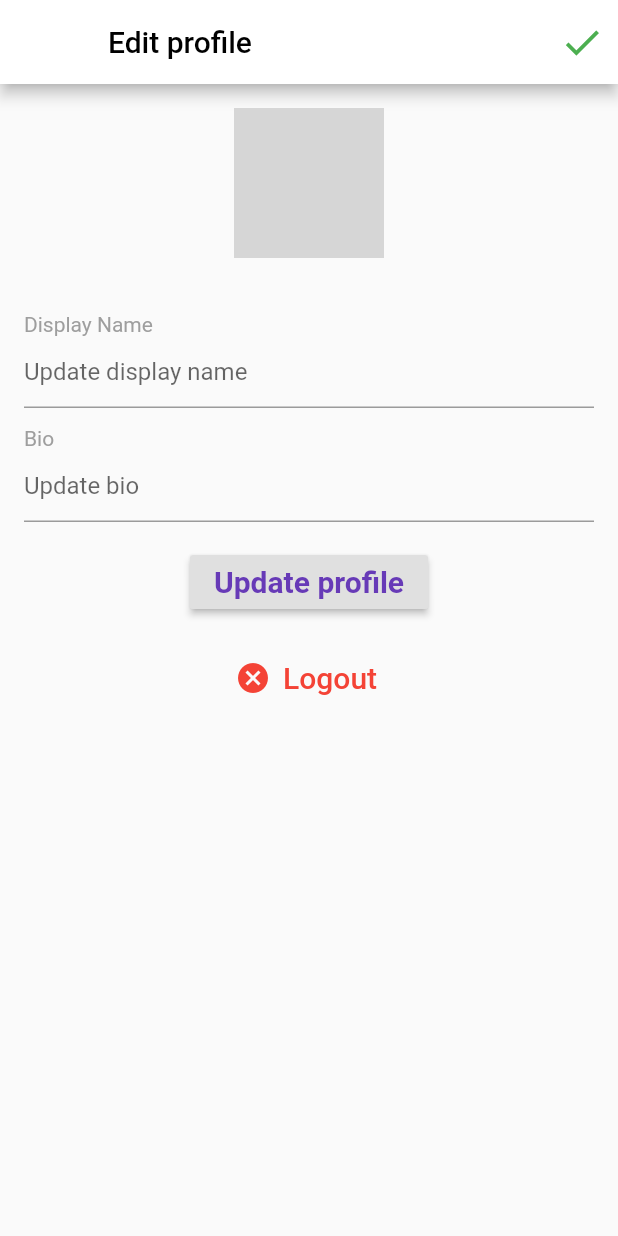
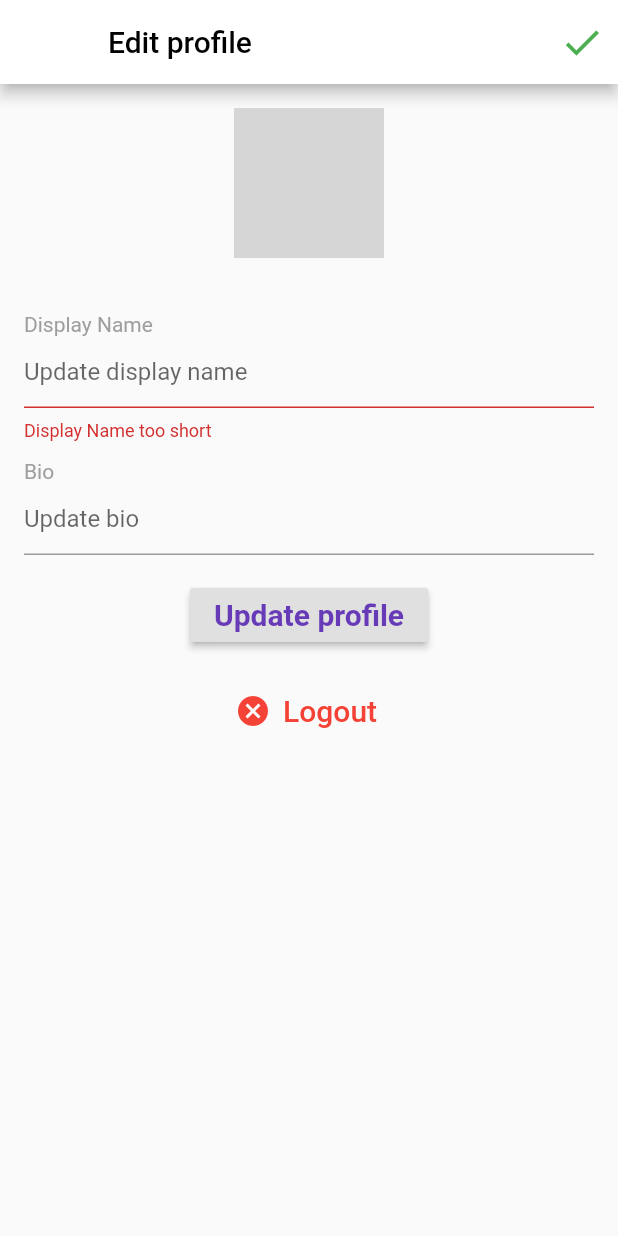
Before and after one commit to nahoang/flutter_social_clone, a Flutter app: the EditProfile screen opened directly, after a tap on "Update profile", on a phone screen of 412 x 824 dp. Run offline on Flutter 3.47's test engine with Material 2 defaults, Android fonts, the phone set to English and light mode, and no system bars; our stand-ins replace cached_network_image, cloud_firestore, firebase_core, firebase_storage, flutter_svg, geolocator and 2 more; accounts and stored records are empty; network calls fail; grey boxes are pictures that could not be loaded.

Commit message:
feat: Update profile to firestore

```diff
--- a/lib/pages/edit_profile.dart
+++ b/lib/pages/edit_profile.dart
@@ -9,18 +9,20 @@ import '../models/user.dart';
 class EditProfile extends StatefulWidget {
   final String? currentUserId;
 
-  EditProfile({ this.currentUserId });
-
+  EditProfile({this.currentUserId});
 
   @override
   _EditProfileState createState() => _EditProfileState();
 }
 
 class _EditProfileState extends State<EditProfile> {
+  final _scaffoldKey = GlobalKey<ScaffoldState>();
   TextEditingController displayNameController = TextEditingController();
   TextEditingController bioController = TextEditingController();
   bool isLoading = false;
   late User user;
+  bool _displayNameValid = true;
+  bool _bioValid = true;
 
   @override
   void initState() {
@@ -45,14 +47,15 @@ class _EditProfileState extends State<EditProfile> {
     return Column(
       crossAxisAlignment: CrossAxisAlignment.start,
       children: [
-        Padding(padding: EdgeInsets.only(top: 12.0),
-          child: Text('Display Name',
-          style: TextStyle(color: Colors.grey)),
+        Padding(
+          padding: EdgeInsets.only(top: 12.0),
+          child: Text('Display Name', style: TextStyle(color: Colors.grey)),
         ),
         TextField(
           controller: displayNameController,
           decoration: InputDecoration(
             hintText: 'Update display name',
+            errorText: _displayNameValid ? null : 'Display Name too short',
           ),
         )
       ],
@@ -63,71 +66,99 @@ class _EditProfileState extends State<EditProfile> {
     return Column(
       crossAxisAlignment: CrossAxisAlignment.start,
       children: [
-        Padding(padding: EdgeInsets.only(top: 12.0),
-          child: Text('Bio',
-              style: TextStyle(color: Colors.grey)),
+        Padding(
+          padding: EdgeInsets.only(top: 12.0),
+          child: Text('Bio', style: TextStyle(color: Colors.grey)),
         ),
         TextField(
           controller: bioController,
           decoration: InputDecoration(
             hintText: 'Update bio',
+            errorText: _bioValid ? null : 'Bio is too long',
           ),
         )
       ],
     );
   }
 
+  updateProfileData() {
+    setState(() {
+      displayNameController.text.trim().length < 3 ||
+              displayNameController.text.isEmpty
+          ? _displayNameValid = false
+          : _displayNameValid = true;
+      bioController.text.trim().length > 100 ? _bioValid = false : _bioValid = true;
+    });
+
+    if (_displayNameValid && _bioValid) {
+      usersRef.doc(widget.currentUserId).update({
+        'displayName': displayNameController.text,
+        'bio': bioController.text,
+      });
+      SnackBar snackbar = SnackBar(content: Text('Profile updated!'));
+      _scaffoldKey.currentState?.showSnackBar(snackbar);
+    }
+  }
+
+  logout() async {
+    await googleSignIn.signOut();
+    Navigator.push(context, MaterialPageRoute(builder: (context) => Home()));
+  }
+
   @override
   Widget build(BuildContext context) {
     return Scaffold(
+      key: _scaffoldKey,
       appBar: AppBar(
         backgroundColor: Colors.white,
-        title: Text(
-          'Edit profile',
+        title: Text('Edit profile',
             style: TextStyle(
               color: Colors.black,
+            )),
+        actions: [
+          IconButton(
+            onPressed: () => Navigator.pop(context),
+            icon: Icon(Icons.done, size: 30.0, color: Colors.green),
           )
-        ),
-        actions: [
-          IconButton(onPressed: () => Navigator.pop(context),
-            icon: Icon(Icons.done, size: 30.0, color: Colors.green),)
         ],
       ),
-      body: isLoading ?
-              circularProgress() : ListView(
+      body: isLoading
+          ? circularProgress()
+          : ListView(
               children: [
                 Container(
                   child: Column(
                     children: [
                       Padding(
-                  padding: EdgeInsets.only(top: 16.0, bottom: 8.0,),
+                        padding: EdgeInsets.only(
+                          top: 16.0,
+                          bottom: 8.0,
+                        ),
                         child: CircleAvatar(
                           radius: 50.0,
-                  backgroundImage: CachedNetworkImageProvider(user.photoUrl),
+                          backgroundImage:
+                              CachedNetworkImageProvider(user.photoUrl),
                         ),
                       ),
-                Padding(padding: EdgeInsets.all(16.0),
-                  child: Column(
-                    children: [
+                      Padding(
+                          padding: EdgeInsets.all(16.0),
+                          child: Column(children: [
                             buildDisplayNameField(),
                             buildBioField(),
-                    ]
-                  )
-                ),
-                RaisedButton(onPressed: ()  => print('update profile data'),
-                  child: Text(
-                    'Update profile',
+                          ])),
+                      RaisedButton(
+                        onPressed: updateProfileData,
+                        child: Text('Update profile',
                             style: TextStyle(
                               color: Theme.of(context).primaryColor,
                               fontSize: 20.0,
                               fontWeight: FontWeight.bold,
-                    )
-                  ),
+                            )),
                       ),
                       Padding(
                         padding: EdgeInsets.all(16.0),
                         child: FlatButton.icon(
-                    onPressed: () => print('logout'),
+                          onPressed: logout,
                           icon: Icon(Icons.cancel, color: Colors.red),
                           label: Text(
                             'Logout',
```
Lines whose indentation alone changed are shown as unchanged.
